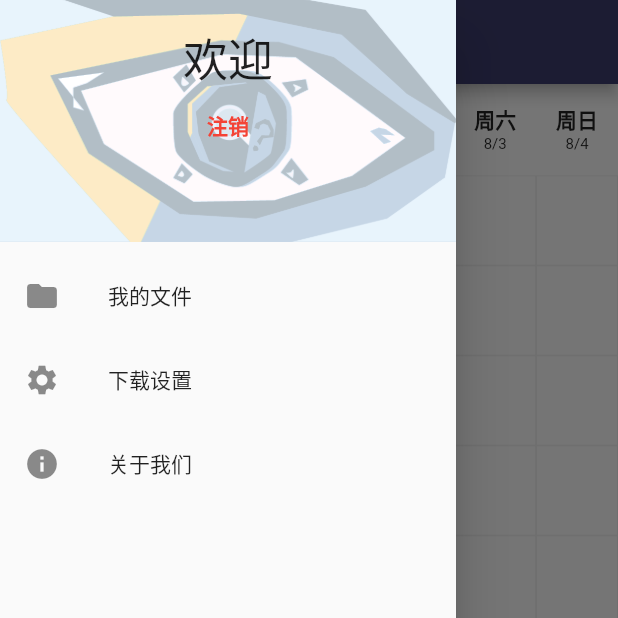
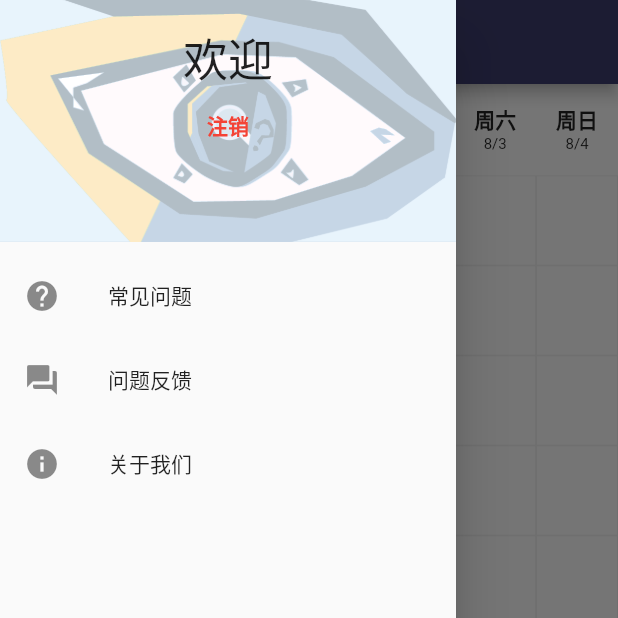
Before and after one commit to recallfuture/hblgdx, a Flutter app: the HomePage screen opened directly, item 2 of the bottom bar chosen, with the side drawer open, on a phone screen of 412 x 824 dp, the top half of it. Run offline on Flutter 3.47's test engine with Material 2 defaults, Android fonts, the phone set to English and light mode, and no system bars; drawn by our look-alikes of oktoast; our stand-ins replace cookie_jar, dio, flutter_html, open_file, permission_handler, shared_preferences; missing offline and left inert: downloads_path_provider, gbk2utf8; accounts and stored records are empty; generated files the repository leaves out were written again.

Commit message:
添加常见问题页面

```diff
--- a/lib/main.dart
+++ b/lib/main.dart
@@ -5,6 +5,7 @@ import 'package:flutter/services.dart';
 import 'package:hblgdx/utils/data_store.dart';
 import 'package:oktoast/oktoast.dart';
 
+import 'pages/faq_page.dart';
 import 'pages/home_page.dart';
 import 'pages/login_page.dart';
 
@@ -35,6 +36,7 @@ class MyApp extends StatelessWidget {
         routes: {
           '/': (context) => DataStore.isSignedIn ? HomePage() : LoginPage(),
           '/login': (context) => LoginPage(),
+          '/faq': (context) => FAQPage(),
         },
       ),
     );
--- a/lib/pages/home_page.dart
+++ b/lib/pages/home_page.dart
@@ -87,7 +87,7 @@ class _HomePageState extends State<HomePage> {
                   borderRadius: BorderRadius.horizontal(
                       right: Radius.circular(5)),
                 ),
-                padding: EdgeInsets.all(5),
+                padding: EdgeInsets.symmetric(horizontal: 2, vertical: 5),
                 child: Icon(
                   Icons.menu,
                   color: Colors.white,
@@ -107,12 +107,13 @@ class _HomePageState extends State<HomePage> {
         children: <Widget>[
           _buildDrawerHeader(),
           ListTile(
-            leading: Icon(Icons.folder),
-            title: Text('我的文件'),
+            leading: Icon(Icons.help),
+            title: Text('常见问题'),
+            onTap: () => Navigator.of(context).pushNamed('/faq'),
           ),
           ListTile(
-            leading: Icon(Icons.settings),
-            title: Text('下载设置'),
+            leading: Icon(Icons.question_answer),
+            title: Text('问题反馈'),
           ),
           ListTile(
             leading: Icon(Icons.info),
```
Also changed, not shown: lib/pages/faq_page.dart (added, +80 -0 lines).
